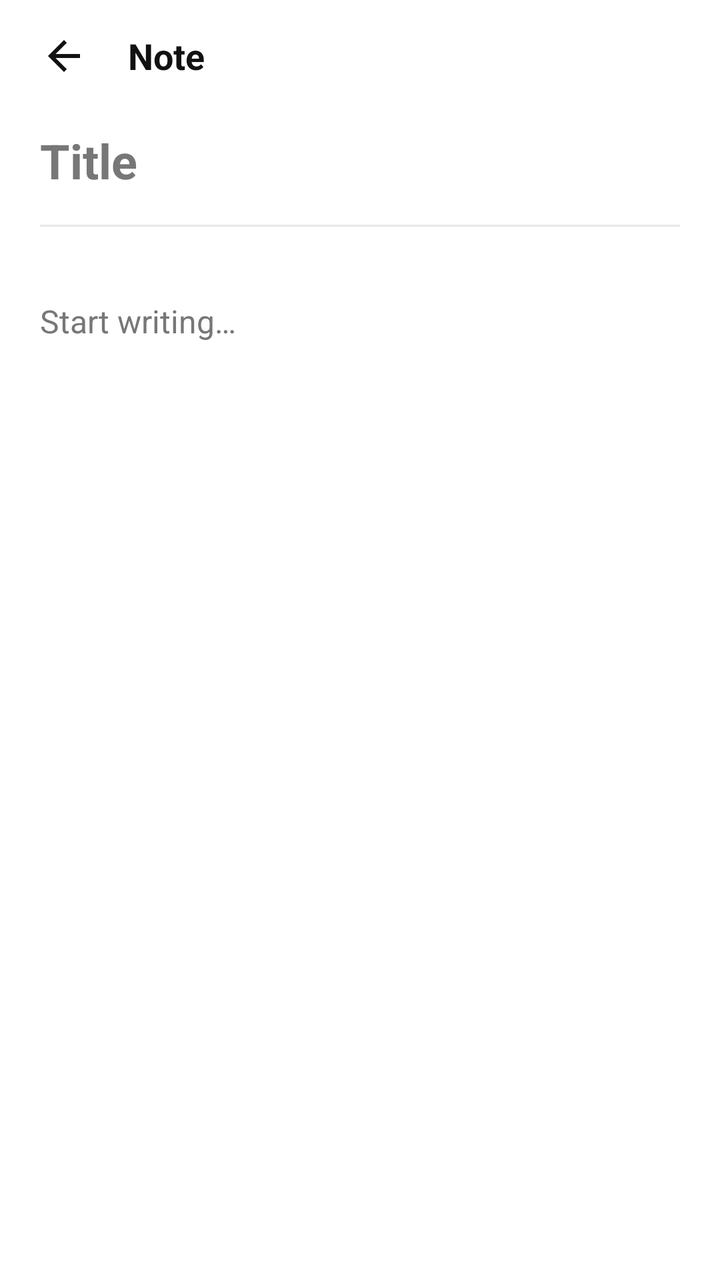
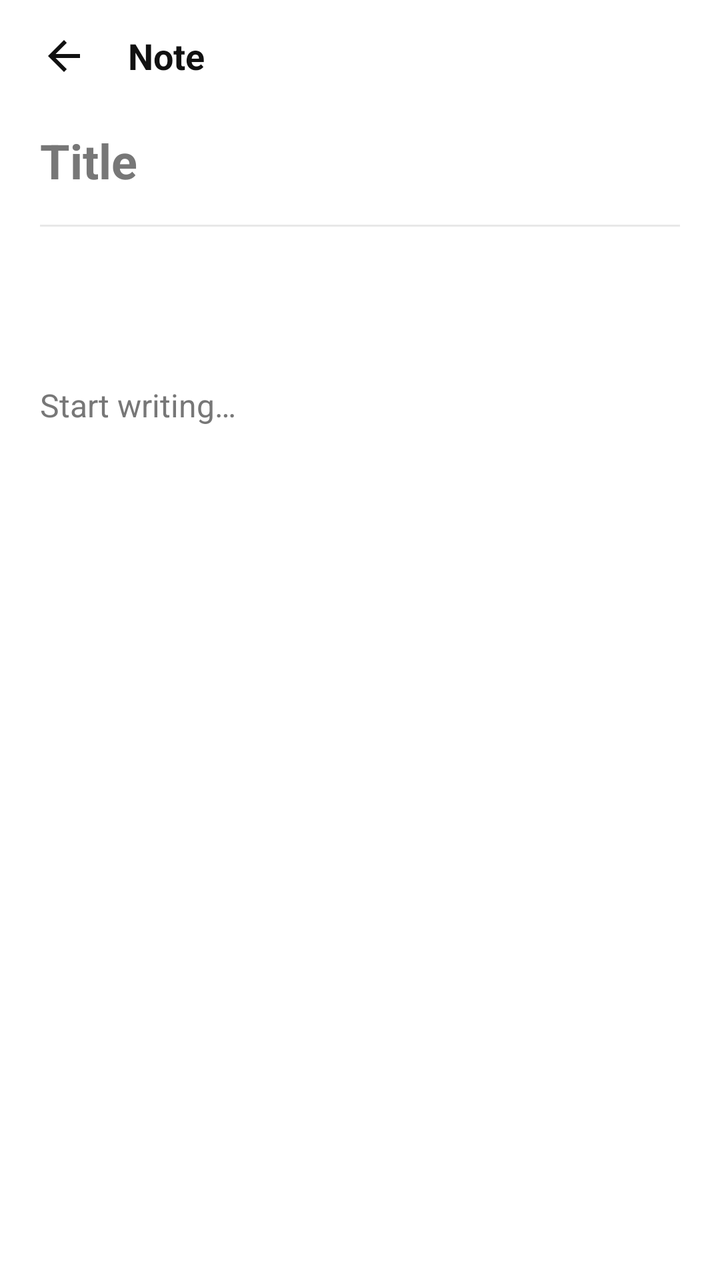

An Android layout rendered at two revisions. The XML below is the earlier revision; the diff shows what the commit changed to produce the second picture.
<!-- AndroidManifest.xml: application theme Theme.BareNotes -->
<!-- res/layout/activity_editor.xml -->
<?xml version="1.0" encoding="utf-8"?>
<LinearLayout
    xmlns:android="http://schemas.android.com/apk/res/android"
    android:id="@+id/editor_root"
    android:layout_width="match_parent"
    android:layout_height="match_parent"
    android:background="@color/bg"
    android:orientation="vertical">

    <LinearLayout
        android:layout_width="match_parent"
        android:layout_height="56dp"
        android:gravity="center_vertical"
        android:orientation="horizontal"
        android:paddingStart="8dp"
        android:paddingEnd="8dp">

        <ImageButton
            android:id="@+id/back_button"
            android:layout_width="48dp"
            android:layout_height="48dp"
            android:background="?android:attr/selectableItemBackgroundBorderless"
            android:contentDescription="@string/back"
            android:padding="12dp"
            android:src="@drawable/ic_back"
            android:tint="@color/icon" />

        <TextView
            android:layout_width="0dp"
            android:layout_height="wrap_content"
            android:layout_marginStart="8dp"
            android:layout_weight="1"
            android:text="@string/editor_title"
            android:textColor="@color/text"
            android:textSize="18sp"
            android:textStyle="bold" />

        <ImageButton
            android:id="@+id/delete_button"
            android:layout_width="48dp"
            android:layout_height="48dp"
            android:background="?android:attr/selectableItemBackgroundBorderless"
            android:contentDescription="@string/delete_note_desc"
            android:padding="12dp"
            android:src="@drawable/ic_delete"
            android:tint="@color/icon"
            android:visibility="gone" />

        <ImageButton
            android:id="@+id/done_button"
            android:layout_width="48dp"
            android:layout_height="48dp"
            android:background="?android:attr/selectableItemBackgroundBorderless"
            android:contentDescription="@string/save"
            android:padding="12dp"
            android:src="@drawable/ic_check"
            android:tint="@color/icon"
            android:visibility="gone" />
    </LinearLayout>

    <LinearLayout
        android:layout_width="match_parent"
        android:layout_height="0dp"
        android:layout_weight="1"
        android:orientation="vertical"
        android:paddingStart="20dp"
        android:paddingEnd="20dp"
        android:paddingBottom="12dp">

        <EditText
            android:id="@+id/title_input"
            android:layout_width="match_parent"
            android:layout_height="wrap_content"
            android:background="@null"
            android:hint="@string/title_hint"
            android:imeOptions="actionNext"
            android:inputType="textCapSentences"
            android:maxLines="1"
            android:paddingTop="8dp"
            android:paddingBottom="8dp"
            android:saveEnabled="false"
            android:textColor="@color/text"
            android:textColorHint="@color/text_muted"
            android:textSize="24sp"
            android:textStyle="bold" />

        <View
            android:layout_width="match_parent"
            android:layout_height="1dp"
            android:layout_marginTop="8dp"
            android:layout_marginBottom="6dp"
            android:background="@color/divider" />

        <LinearLayout
            android:layout_width="match_parent"
            android:layout_height="wrap_content"
            android:layout_marginBottom="6dp"
            android:gravity="center_vertical"
            android:orientation="horizontal">

            <TextView
                android:id="@+id/meta_counts"
                android:layout_width="0dp"
                android:layout_height="wrap_content"
                android:layout_marginEnd="8dp"
                android:layout_weight="1"
                android:ellipsize="end"
                android:maxLines="1"
                android:textColor="@color/text_muted"
                android:textSize="12sp" />

            <TextView
                android:id="@+id/edited_at"
                android:layout_width="wrap_content"
                android:layout_height="wrap_content"
                android:maxLines="1"
                android:textColor="@color/text_muted"
                android:textSize="12sp" />
        </LinearLayout>

        <EditText
            android:id="@+id/body_input"
            android:layout_width="match_parent"
            android:layout_height="0dp"
            android:layout_weight="1"
            android:background="@null"
            android:gravity="top|start"
            android:hint="@string/body_hint"
            android:inputType="textMultiLine|textCapSentences"
            android:lineSpacingExtra="4dp"
            android:paddingTop="8dp"
            android:paddingBottom="8dp"
            android:saveEnabled="false"
            android:textColor="@color/text"
            android:textColorHint="@color/text_muted"
            android:textSize="16sp" />
    </LinearLayout>

    <View
        android:id="@+id/format_divider"
        android:layout_width="match_parent"
        android:layout_height="1dp"
        android:background="@color/divider"
        android:visibility="gone" />

    <LinearLayout
        android:id="@+id/format_bar"
        android:layout_width="match_parent"
        android:layout_height="52dp"
        android:background="@color/bg"
        android:gravity="center_vertical"
        android:orientation="horizontal"
        android:paddingStart="8dp"
        android:paddingEnd="8dp"
        android:visibility="gone">

        <TextView
            android:id="@+id/format_bold"
            android:layout_width="48dp"
            android:layout_height="48dp"
            android:background="?android:attr/selectableItemBackgroundBorderless"
            android:clickable="true"
            android:contentDescription="@string/bold"
            android:focusable="false"
            android:gravity="center"
            android:text="@string/format_bold_label"
            android:textColor="@color/text"
            android:textSize="17sp"
            android:textStyle="bold" />

        <TextView
            android:id="@+id/format_italic"
            android:layout_width="48dp"
            android:layout_height="48dp"
            android:background="?android:attr/selectableItemBackgroundBorderless"
            android:clickable="true"
            android:contentDescription="@string/italic"
            android:focusable="false"
            android:gravity="center"
            android:text="@string/format_italic_label"
            android:textColor="@color/text"
            android:textSize="17sp"
            android:textStyle="italic" />

        <TextView
            android:id="@+id/format_h1"
            android:layout_width="48dp"
            android:layout_height="48dp"
            android:background="?android:attr/selectableItemBackgroundBorderless"
            android:clickable="true"
            android:contentDescription="@string/heading_1"
            android:focusable="false"
            android:gravity="center"
            android:text="@string/format_h1_label"
            android:textColor="@color/text"
            android:textSize="15sp"
            android:textStyle="bold" />

        <TextView
            android:id="@+id/format_h2"
            android:layout_width="48dp"
            android:layout_height="48dp"
            android:background="?android:attr/selectableItemBackgroundBorderless"
            android:clickable="true"
            android:contentDescription="@string/heading_2"
            android:focusable="false"
            android:gravity="center"
            android:text="@string/format_h2_label"
            android:textColor="@color/text"
            android:textSize="15sp"
            android:textStyle="bold" />
    </LinearLayout>
</LinearLayout>
<!-- resources referenced by this layout -->
<resources>
  <color name="bg">#FFFFFF</color>
  <color name="divider">#E8E8E8</color>
  <color name="icon">#111111</color>
  <color name="text">#111111</color>
  <color name="text_muted">#777777</color>
  <!-- drawable ic_back (drawable) -->
  <vector xmlns:android="http://schemas.android.com/apk/res/android"
      android:width="24dp"
      android:height="24dp"
      android:viewportWidth="24"
      android:viewportHeight="24">
      <path
          android:fillColor="@android:color/white"
          android:pathData="M20,11H7.8l5.6,-5.6L12,4l-8,8 8,8 1.4,-1.4L7.8,13H20z" />
  </vector>
  <!-- drawable ic_check (drawable) -->
  <vector xmlns:android="http://schemas.android.com/apk/res/android"
      android:width="24dp"
      android:height="24dp"
      android:viewportWidth="24"
      android:viewportHeight="24">
      <path
          android:fillColor="@android:color/white"
          android:pathData="M9,16.2l-4.2,-4.2L3.4,13.4 9,19 21,7 19.6,5.6z" />
  </vector>
  <!-- drawable ic_delete (drawable) -->
  <vector xmlns:android="http://schemas.android.com/apk/res/android"
      android:width="24dp"
      android:height="24dp"
      android:viewportWidth="24"
      android:viewportHeight="24">
      <path
          android:fillColor="@android:color/white"
          android:pathData="M9,3h6v2H9zM4,6h16v2H4zM6,9h12v10c0,1.1 -0.9,2 -2,2H8c-1.1,0 -2,-0.9 -2,-2z" />
  </vector>
  <string name="back">Back</string>
  <string name="body_hint">Start writing…</string>
  <string name="bold">Bold</string>
  <string name="delete_note_desc">Delete note</string>
  <string name="editor_title">Note</string>
  <string name="format_bold_label">B</string>
  <string name="format_h1_label">H1</string>
  <string name="format_h2_label">H2</string>
  <string name="format_italic_label">I</string>
  <string name="heading_1">Heading 1</string>
  <string name="heading_2">Heading 2</string>
  <string name="italic">Italic</string>
  <string name="save">Save</string>
  <string name="title_hint">Title</string>
  <style name="Theme.BareNotes" parent="Theme.AppCompat.DayNight.NoActionBar">
          <item name="android:windowBackground">@color/bg</item>
          <item name="android:statusBarColor">@android:color/transparent</item>
          <item name="android:navigationBarColor">@android:color/transparent</item>
          <item name="android:windowLightStatusBar">true</item>
          <item name="android:windowLightNavigationBar" tools:targetApi="27">true</item>
          <item name="android:colorAccent">@color/text</item>
          <item name="android:colorControlHighlight">@color/divider</item>
          <item name="colorAccent">@color/text</item>
          <item name="colorControlActivated">@color/text</item>
          <item name="colorControlNormal">@color/text_muted</item>
          <item name="colorControlHighlight">@color/divider</item>
          <item name="android:textColorPrimary">@color/text</item>
          <item name="android:textColorSecondary">@color/text_muted</item>
          <item name="android:fontFamily">sans-serif</item>
          <item name="android:forceDarkAllowed" tools:targetApi="29">false</item>
      </style>
</resources>

<!-- the commit's change to res/layout/activity_editor.xml (unified diff, before → after) -->
@@ -65,7 +65,7 @@
         android:orientation="vertical"
         android:paddingStart="20dp"
         android:paddingEnd="20dp"
-        android:paddingBottom="12dp">
+        android:paddingBottom="8dp">
 
         <EditText
             android:id="@+id/title_input"
@@ -94,7 +94,6 @@
         <LinearLayout
             android:layout_width="match_parent"
             android:layout_height="wrap_content"
-            android:layout_marginBottom="6dp"
             android:gravity="center_vertical"
             android:orientation="horizontal">
 
@@ -117,6 +116,20 @@
                 android:textColor="@color/text_muted"
                 android:textSize="12sp" />
         </LinearLayout>
+
+        <TextView
+            android:id="@+id/folder_row"
+            android:layout_width="match_parent"
+            android:layout_height="wrap_content"
+            android:background="?android:attr/selectableItemBackground"
+            android:clickable="true"
+            android:ellipsize="end"
+            android:focusable="true"
+            android:gravity="center_vertical"
+            android:maxLines="1"
+            android:minHeight="48dp"
+            android:textColor="@color/text_muted"
+            android:textSize="12sp" />
 
         <EditText
             android:id="@+id/body_input"
@@ -143,71 +156,171 @@
         android:background="@color/divider"
         android:visibility="gone" />
 
-    <LinearLayout
+    <HorizontalScrollView
         android:id="@+id/format_bar"
         android:layout_width="match_parent"
         android:layout_height="52dp"
         android:background="@color/bg"
-        android:gravity="center_vertical"
-        android:orientation="horizontal"
-        android:paddingStart="8dp"
-        android:paddingEnd="8dp"
+        android:fillViewport="false"
+        android:scrollbars="none"
         android:visibility="gone">
 
-        <TextView
-            android:id="@+id/format_bold"
-            android:layout_width="48dp"
-            android:layout_height="48dp"
-            android:background="?android:attr/selectableItemBackgroundBorderless"
-            android:clickable="true"
-            android:contentDescription="@string/bold"
-            android:focusable="false"
-            android:gravity="center"
-            android:text="@string/format_bold_label"
-            android:textColor="@color/text"
-            android:textSize="17sp"
-            android:textStyle="bold" />
-
-        <TextView
-            android:id="@+id/format_italic"
-            android:layout_width="48dp"
-            android:layout_height="48dp"
-            android:background="?android:attr/selectableItemBackgroundBorderless"
-            android:clickable="true"
-            android:contentDescription="@string/italic"
-            android:focusable="false"
-            android:gravity="center"
-            android:text="@string/format_italic_label"
-            android:textColor="@color/text"
-            android:textSize="17sp"
-            android:textStyle="italic" />
-
-        <TextView
-            android:id="@+id/format_h1"
-            android:layout_width="48dp"
-            android:layout_height="48dp"
-            android:background="?android:attr/selectableItemBackgroundBorderless"
-            android:clickable="true"
-            android:contentDescription="@string/heading_1"
-            android:focusable="false"
-            android:gravity="center"
-            android:text="@string/format_h1_label"
-            android:textColor="@color/text"
-            android:textSize="15sp"
-            android:textStyle="bold" />
-
-        <TextView
-            android:id="@+id/format_h2"
-            android:layout_width="48dp"
-            android:layout_height="48dp"
-            android:background="?android:attr/selectableItemBackgroundBorderless"
-            android:clickable="true"
-            android:contentDescription="@string/heading_2"
-            android:focusable="false"
-            android:gravity="center"
-            android:text="@string/format_h2_label"
-            android:textColor="@color/text"
-            android:textSize="15sp"
-            android:textStyle="bold" />
-    </LinearLayout>
+        <LinearLayout
+            android:layout_width="wrap_content"
+            android:layout_height="match_parent"
+            android:gravity="center_vertical"
+            android:orientation="horizontal"
+            android:paddingStart="8dp"
+            android:paddingEnd="8dp">
+
+            <TextView
+                android:id="@+id/format_bold"
+                android:layout_width="48dp"
+                android:layout_height="48dp"
+                android:background="?android:attr/selectableItemBackgroundBorderless"
+                android:clickable="true"
+                android:contentDescription="@string/bold"
+                android:focusable="false"
+                android:gravity="center"
+                android:text="@string/format_bold_label"
+                android:textColor="@color/text"
+                android:textSize="17sp"
+                android:textStyle="bold" />
+
+            <TextView
+                android:id="@+id/format_italic"
+                android:layout_width="48dp"
+                android:layout_height="48dp"
+                android:background="?android:attr/selectableItemBackgroundBorderless"
+                android:clickable="true"
+                android:contentDescription="@string/italic"
+                android:focusable="false"
+                android:gravity="center"
+                android:text="@string/format_italic_label"
+                android:textColor="@color/text"
+                android:textSize="17sp"
+                android:textStyle="italic" />
+
+            <TextView
+                android:id="@+id/format_underline"
+                android:layout_width="48dp"
+                android:layout_height="48dp"
+                android:background="?android:attr/selectableItemBackgroundBorderless"
+                android:clickable="true"
+                android:contentDescription="@string/underline"
+                android:focusable="false"
+                android:gravity="center"
+                android:text="@string/format_underline_label"
+                android:textColor="@color/text"
+                android:textSize="17sp" />
+
+            <TextView
+                android:id="@+id/format_strike"
+                android:layout_width="48dp"
+                android:layout_height="48dp"
+                android:background="?android:attr/selectableItemBackgroundBorderless"
+                android:clickable="true"
+                android:contentDescription="@string/strikethrough"
+                android:focusable="false"
+                android:gravity="center"
+                android:text="@string/format_strike_label"
+                android:textColor="@color/text"
+                android:textSize="17sp" />
+
+            <TextView
+                android:id="@+id/format_h1"
+                android:layout_width="48dp"
+                android:layout_height="48dp"
+                android:background="?android:attr/selectableItemBackgroundBorderless"
+                android:clickable="true"
+                android:contentDescription="@string/heading_1"
+                android:focusable="false"
+                android:gravity="center"
+                android:text="@string/format_h1_label"
+                android:textColor="@color/text"
+                android:textSize="15sp"
+                android:textStyle="bold" />
+
+            <TextView
+                android:id="@+id/format_h2"
+                android:layout_width="48dp"
+                android:layout_height="48dp"
+                android:background="?android:attr/selectableItemBackgroundBorderless"
+                android:clickable="true"
+                android:contentDescription="@string/heading_2"
+                android:focusable="false"
+                android:gravity="center"
+                android:text="@string/format_h2_label"
+                android:textColor="@color/text"
+                android:textSize="15sp"
+                android:textStyle="bold" />
+
+            <TextView
+                android:id="@+id/format_bullet"
+                android:layout_width="48dp"
+                android:layout_height="48dp"
+                android:background="?android:attr/selectableItemBackgroundBorderless"
+                android:clickable="true"
+                android:contentDescription="@string/bullet_list"
+                android:focusable="false"
+                android:gravity="center"
+                android:text="@string/format_bullet_label"
+                android:textColor="@color/text"
+                android:textSize="18sp" />
+
+            <TextView
+                android:id="@+id/format_number"
+                android:layout_width="48dp"
+                android:layout_height="48dp"
+                android:background="?android:attr/selectableItemBackgroundBorderless"
+                android:clickable="true"
+                android:contentDescription="@string/numbered_list"
+                android:focusable="false"
+                android:gravity="center"
+                android:text="@string/format_number_label"
+                android:textColor="@color/text"
+                android:textSize="14sp"
+                android:textStyle="bold" />
+
+            <TextView
+                android:id="@+id/format_check"
+                android:layout_width="48dp"
+                android:layout_height="48dp"
+                android:background="?android:attr/selectableItemBackgroundBorderless"
+                android:clickable="true"
+                android:contentDescription="@string/checklist"
+                android:focusable="false"
+                android:gravity="center"
+                android:text="@string/format_check_label"
+                android:textColor="@color/text"
+                android:textSize="16sp" />
+
+            <TextView
+                android:id="@+id/format_quote"
+                android:layout_width="48dp"
+                android:layout_height="48dp"
+                android:background="?android:attr/selectableItemBackgroundBorderless"
+                android:clickable="true"
+                android:contentDescription="@string/quote"
+                android:focusable="false"
+                android:gravity="center"
+                android:text="@string/format_quote_label"
+                android:textColor="@color/text"
+                android:textSize="18sp" />
+
+            <TextView
+                android:id="@+id/format_clear"
+                android:layout_width="48dp"
+                android:layout_height="48dp"
+                android:background="?android:attr/selectableItemBackgroundBorderless"
+                android:clickable="true"
+                android:contentDescription="@string/clear_formatting"
+                android:focusable="false"
+                android:gravity="center"
+                android:text="@string/format_clear_label"
+                android:textColor="@color/text"
+                android:textSize="13sp"
+                android:textStyle="bold" />
+        </LinearLayout>
+    </HorizontalScrollView>
 </LinearLayout>
<!-- resource entries referenced after the edit -->
@@ -38,17 +38,31 @@
   <string name="back">Back</string>
   <string name="body_hint">Start writing…</string>
   <string name="bold">Bold</string>
+  <string name="bullet_list">Bullet list</string>
+  <string name="checklist">Checklist</string>
+  <string name="clear_formatting">Clear formatting</string>
   <string name="delete_note_desc">Delete note</string>
   <string name="editor_title">Note</string>
   <string name="format_bold_label">B</string>
+  <string name="format_bullet_label">•</string>
+  <string name="format_check_label">☑</string>
+  <string name="format_clear_label">Tx</string>
   <string name="format_h1_label">H1</string>
   <string name="format_h2_label">H2</string>
   <string name="format_italic_label">I</string>
+  <string name="format_number_label">1.</string>
+  <string name="format_quote_label">❝</string>
+  <string name="format_strike_label">S</string>
+  <string name="format_underline_label">U</string>
   <string name="heading_1">Heading 1</string>
   <string name="heading_2">Heading 2</string>
   <string name="italic">Italic</string>
+  <string name="numbered_list">Numbered list</string>
+  <string name="quote">Quote</string>
   <string name="save">Save</string>
+  <string name="strikethrough">Strikethrough</string>
   <string name="title_hint">Title</string>
+  <string name="underline">Underline</string>
   <style name="Theme.BareNotes" parent="Theme.AppCompat.DayNight.NoActionBar">
           <item name="android:windowBackground">@color/bg</item>
           <item name="android:statusBarColor">@android:color/transparent</item>
